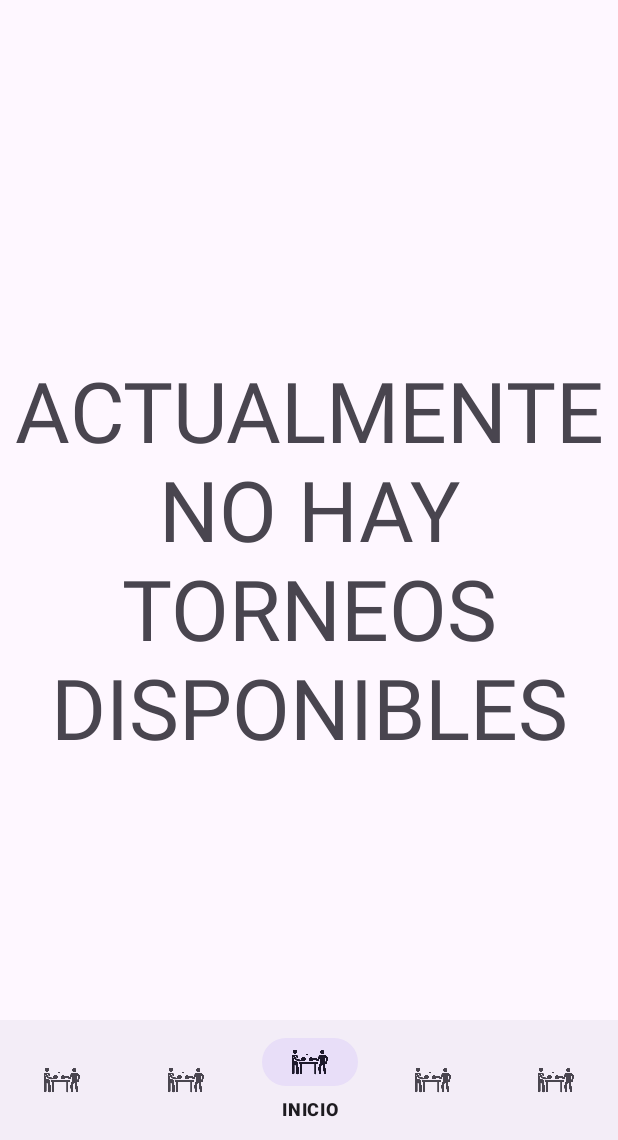
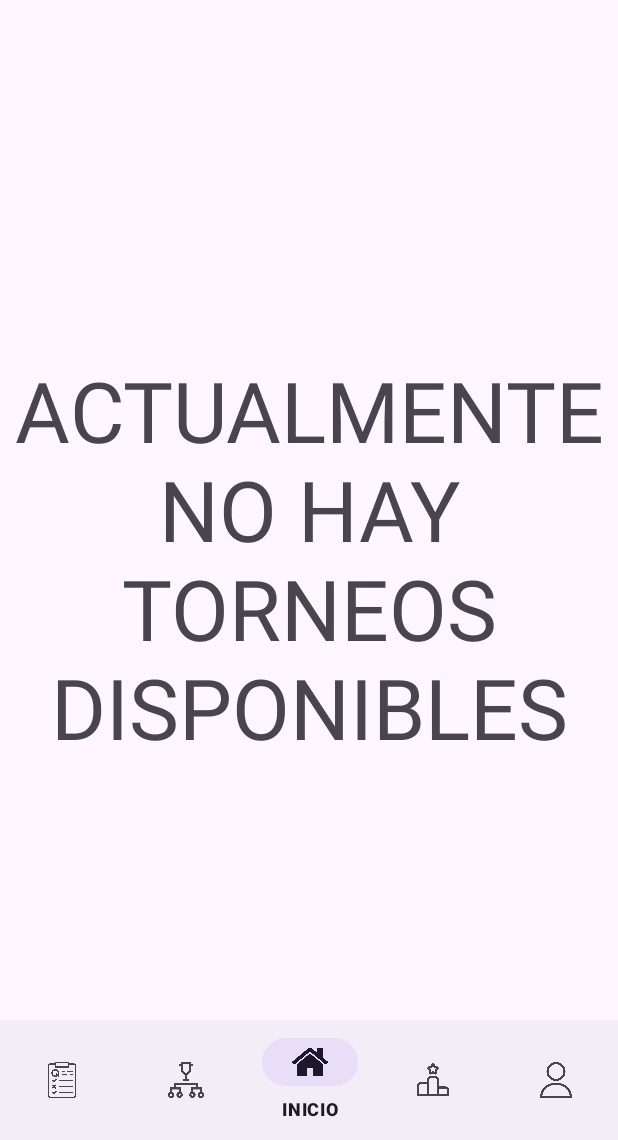
Before and after one commit to Kevinn183/TorneoX, an Android app: the ClientActivity screen opened directly, with no data from a screen before it, on a phone screen of 412 x 824 dp, the part 96-1236 px from its top. Run offline under Robolectric (Android 15) with nearby library versions, the phone set to English and light mode, and no system bars; our stand-ins replace Firebase (no records; nobody signed in at launch, a user with empty details on screens opened directly).

Commit message:
Commit detalls

```diff
--- a/app/build.gradle.kts
+++ b/app/build.gradle.kts
@@ -5,6 +5,7 @@ plugins {
 }
 
 android {
+
     namespace = "es.kab.torneox"
     compileSdk = 34
 
@@ -48,9 +49,13 @@ dependencies {
     implementation(platform("com.google.firebase:firebase-bom:32.7.4"))
     implementation("com.google.firebase:firebase-auth")
     implementation ("com.google.firebase:firebase-firestore-ktx")
+    implementation ("com.google.firebase:firebase-messaging-ktx")
 
     //QR
     implementation ("com.journeyapps:zxing-android-embedded:4.3.0")
+
+    implementation ("org.jetbrains.kotlinx:kotlinx-coroutines-android:1.6.0")
+    implementation ("org.jetbrains.kotlinx:kotlinx-coroutines-core:1.6.0")
 
 
     implementation("androidx.core:core-ktx:1.9.0")
--- a/app/src/main/java/es/kab/torneox/Client/ClientActivity.kt
+++ b/app/src/main/java/es/kab/torneox/Client/ClientActivity.kt
@@ -1,7 +1,9 @@
 package es.kab.torneox.Client
 
 import android.app.AlertDialog
+import android.content.Context
 import android.content.Intent
+import android.content.res.Configuration
 import androidx.appcompat.app.AppCompatActivity
 import android.os.Bundle
 import android.view.Menu
@@ -25,6 +27,7 @@ import es.kab.torneox.R
 import es.kab.torneox.databinding.ActivityClientBinding
 import kotlinx.coroutines.Dispatchers
 import kotlinx.coroutines.launch
+import java.util.Locale
 
 class ClientActivity : AppCompatActivity(), NavigationBarView.OnItemSelectedListener {
     private lateinit var binding : ActivityClientBinding
@@ -40,7 +43,7 @@ class ClientActivity : AppCompatActivity(), NavigationBarView.OnItemSelectedList
         firestoreManager = FirestoreManager()
         authManager = AuthManager()
 
-        if (!comprobarNombre()){
+        if (comprobarNombre()){
             crearDialog()
         }
     }
@@ -58,9 +61,6 @@ class ClientActivity : AppCompatActivity(), NavigationBarView.OnItemSelectedList
                 val intent = Intent(this, ControlActivity::class.java)
                 startActivity(intent)
                 true
-            }
-            R.id.actionLenguage->{
-                TODO()
             }
             else -> {
                 false
@@ -145,4 +145,7 @@ class ClientActivity : AppCompatActivity(), NavigationBarView.OnItemSelectedList
         }
         alertDialog.show()
     }
+
+
+
 }
--- a/app/src/main/java/es/kab/torneox/Control/ControlActivity.kt
+++ b/app/src/main/java/es/kab/torneox/Control/ControlActivity.kt
@@ -3,12 +3,14 @@ package es.kab.torneox.Control
 import android.content.Context
 import android.content.Intent
 import android.content.SharedPreferences
+import android.content.res.Configuration
 import androidx.appcompat.app.AppCompatActivity
 import android.os.Bundle
 import android.widget.Toast
 import androidx.fragment.app.commit
 import androidx.fragment.app.replace
 import androidx.lifecycle.lifecycleScope
+import com.google.firebase.messaging.FirebaseMessaging
 import es.kab.torneox.Admin.AdminActivity
 import es.kab.torneox.Client.ClientActivity
 
@@ -20,6 +22,7 @@ import es.kab.torneox.R
 import kotlinx.coroutines.Dispatchers
 import kotlinx.coroutines.launch
 import kotlinx.coroutines.withContext
+import java.util.Locale
 
 class ControlActivity : AppCompatActivity(), LoginFragment.LoginFragmentListener, RegisterFragment.RegisterFragmentListener, RecoverFragment.RecoverFragmentListener {
     lateinit var authManager:AuthManager
@@ -29,6 +32,7 @@ class ControlActivity : AppCompatActivity(), LoginFragment.LoginFragmentListener
         super.onCreate(savedInstanceState)
         authManager = AuthManager()
         firestoreManager = FirestoreManager()
+
         autoLogin()
         setContentView(R.layout.activity_control)
 
@@ -38,6 +42,7 @@ class ControlActivity : AppCompatActivity(), LoginFragment.LoginFragmentListener
 
     override fun onLgnButtonCLicked(email: String, pass: String) {
         lifecycleScope.launch {
+            FirebaseMessaging.getInstance().subscribeToTopic("todos_usuarios")
             if (firestoreManager.checkAdmin(email,pass)){
                 val intent = Intent(applicationContext, AdminActivity::class.java)
                 startActivity(intent)
@@ -101,4 +106,5 @@ class ControlActivity : AppCompatActivity(), LoginFragment.LoginFragmentListener
             }
         }
     }
+
 }
--- a/app/src/main/java/es/kab/torneox/Control/Fragments/LoginFragment.kt
+++ b/app/src/main/java/es/kab/torneox/Control/Fragments/LoginFragment.kt
@@ -53,6 +53,7 @@ class LoginFragment : Fragment() {
                     withContext(Dispatchers.Main){
                         if (userLogged != null){
                             sharedPreferences.edit().putString("email", email).apply()
+
                             mListener?.onLgnButtonCLicked(email, pass)
                         }else{
                             Toast.makeText(context, getString(R.string.no_usuario), Toast.LENGTH_SHORT).show()
--- a/app/src/main/res/menu/client_bottom_menu.xml
+++ b/app/src/main/res/menu/client_bottom_menu.xml
@@ -3,31 +3,31 @@
     <item
         android:id="@+id/item_encuestas"
         android:enabled="true"
-        android:icon="@drawable/juego_pingpong"
+        android:icon="@drawable/enc"
         android:title="@string/encuestas"
         />
     <item
         android:id="@+id/item_torneos"
         android:enabled="true"
-        android:icon="@drawable/juego_pingpong"
+        android:icon="@drawable/torn"
         android:title="@string/torneos"
         />
     <item
         android:id="@+id/item_inicio"
         android:enabled="true"
-        android:icon="@drawable/juego_pingpong"
+        android:icon="@drawable/hom"
         android:title="@string/inicio"
         />
     <item
         android:id="@+id/item_ranking"
         android:enabled="true"
-        android:icon="@drawable/juego_pingpong"
+        android:icon="@drawable/ran"
         android:title="@string/ranking"
         />
     <item
         android:id="@+id/item_perfil"
         android:enabled="true"
-        android:icon="@drawable/juego_pingpong"
+        android:icon="@drawable/avatar_prede"
         android:title="@string/perfil"
         />
 
--- a/app/src/main/res/menu/main_menu.xml
+++ b/app/src/main/res/menu/main_menu.xml
@@ -1,11 +1,7 @@
 <?xml version="1.0" encoding="utf-8"?>
 <menu xmlns:android="http://schemas.android.com/apk/res/android"
     xmlns:app="http://schemas.android.com/apk/res-auto">
-    <item
-        android:id="@+id/actionLenguage"
-        android:title="@string/cambiar_idioma"
-        app:showAsAction="never"
-        android:orderInCategory="1" />
+
     <item
         android:id="@+id/actionLogOut"
         android:title="@string/cerrar_sesion"
--- a/app/src/main/res/values-night/themes.xml
+++ b/app/src/main/res/values-night/themes.xml
@@ -1,7 +1,10 @@
 <resources xmlns:tools="http://schemas.android.com/tools">
     <!-- Base application theme. -->
     <style name="Base.Theme.TorneoX" parent="Theme.Material3.DayNight.NoActionBar">
-        <!-- Customize your dark theme here. -->
-        <!-- <item name="colorPrimary">@color/my_dark_primary</item> -->
+        <item name="colorPrimary">@color/principal_dark</item>
+        <item name="colorPrimaryVariant">@color/principal</item>
+        <item name="colorOnPrimary">@color/black</item>
     </style>
+
+    <style name="Theme.TorneoX" parent="Base.Theme.TorneoX" />
 </resources>
--- a/app/src/main/res/values/strings.xml
+++ b/app/src/main/res/values/strings.xml
@@ -18,7 +18,7 @@
     <string name="edad_insuficiente">El usuario no tiene la suficiente edad para usar la app</string>
 
     <string name="no_usuario">El usuario introducido no existe</string>
-    <string name="registro">REGISTRARSE</string>
+    <string name="registro" translatable="false">REGISTRARSE</string>
     <string name="iniciar">INICIAR SESIÓN</string>
     <string name="recuperar">Recuperar contraseña</string>
 
@@ -33,27 +33,26 @@
     <string name="encuestas">ENCUESTAS</string>
     <string name="torneos">TORNEOS</string>
     <string name="inicio">INICIO</string>
-    <string name="ranking">RANKING</string>
-    <string name="perfil">PERFIL</string>
+    <string name="ranking" translatable="false">RANKING</string>
+    <string name="perfil" translatable="false">PERFIL</string>
 
     <!-- Admin -->
     <string name="crear_encuestas">CREAR ENCUESTAS</string>
     <string name="torneos_activos">TORNEOS ACTIVOS</string>
     <string name="crear_torneos">CREAR TORNEOS</string>
     <string name="lista_usuarios">LISTA DE USUARIOS</string>
-    <string name="historial_torneos">HISTORIAL</string>
+    <string name="historial_torneos" translatable="false">HISTORIAL</string>
 
     <!-- Menu superior -->
-    <string name="cambiar_idioma">IDIOMA</string>
+    <string name="cambiar_idioma" translatable="false">IDIOMA</string>
     <string name="cerrar_sesion">CERRAR SESIÓN</string>
 
     <!-- Dialog nuevo nombre -->
     <string name="registrar_nombre">INTRODUCE EL NOMBRE DE USUARIO</string>
     <string name="username">Nombre de usuario</string>
-    <string name="registrar">REGISTRAR</string>
+    <string name="registrar" translatable="false">REGISTRAR</string>
 
     <!-- Perfil -->
-    <string name="num_vic">Número de victorias:</string>
     <string name="num_part">Número de participaciones:</string>
     <string name="corr_per">Correo:</string>
     <string name="elegir_imagen">ELIGE UNA IMAGEN DE PRFIL</string>
@@ -61,8 +60,8 @@
     <string name="nueva_pass">INTRODUCE LA NUEVA CONTRASEÑA</string>
 
     <!-- Ranking -->
-    <string name="num_vic_rank">Num. Vict:</string>
-    <string name="num_part_rank">Num. Part:</string>
+    <string name="num_vic_rank" translatable="false">Num. Vict:</string>
+    <string name="num_part_rank" translatable="false">Num. Part:</string>
 
     <!-- Lista usuarios -->
     <string name="buscar">Buscar:</string>
@@ -84,7 +83,6 @@
 
     <!-- torneos cliente -->
     <string name="no_activos">ACTUALMENTE NO PARTICIPAS EN TORNEOS ACTIVOS</string>
-    <string name="tu_qr">TÚ CÓDIGO</string>
 
     <!-- Ganador -->
     <string name="ganador">GANADOR</string>
@@ -104,7 +102,7 @@
 
     <!-- Ver encuesta -->
     <string name="no_enc">NO HAY ENCUESTAS</string>
-    <string name="votar_enc">Votar</string>
+    <string name="votar_enc" translatable="false">Votar</string>
     <string name="ya_vot">Ya has votado en esta encuesta</string>
     <!-- Spinner -->
     <string-array name="spinner_orden">
@@ -112,5 +110,7 @@
         <item>participaciones</item>
         <item>nombre</item>
     </string-array>
+    <string name="num_vic">Número de victorias:</string>
+    <string name="tu_qr">TÚ CÓDIGO</string>
 
 </resources>
```
Also changed, not shown: app/src/main/AndroidManifest.xml (+21 -2 lines), app/src/main/java/es/kab/torneox/Admin/AdminActivity.kt (+6 -3 lines), app/src/main/java/es/kab/torneox/Admin/Fragments/CrearTorneosFragment.kt (+29 -0 lines), app/src/main/java/es/kab/torneox/Firebase/PushNotificationsService.kt (added, +53 -0 lines), app/src/main/java/es/kab/torneox/SplashActivity.kt (+6 -2 lines), app/src/main/res/menu/admin_bottom_menu.xml (+4 -4 lines), app/src/main/res/drawable/cre.png (added), app/src/main/res/drawable/enc.png (added), app/src/main/res/drawable/hom.png (added), app/src/main/res/drawable/list.png (added), app/src/main/res/drawable/ran.png (added), app/src/main/res/drawable/torn.png (added), 1 other file.
